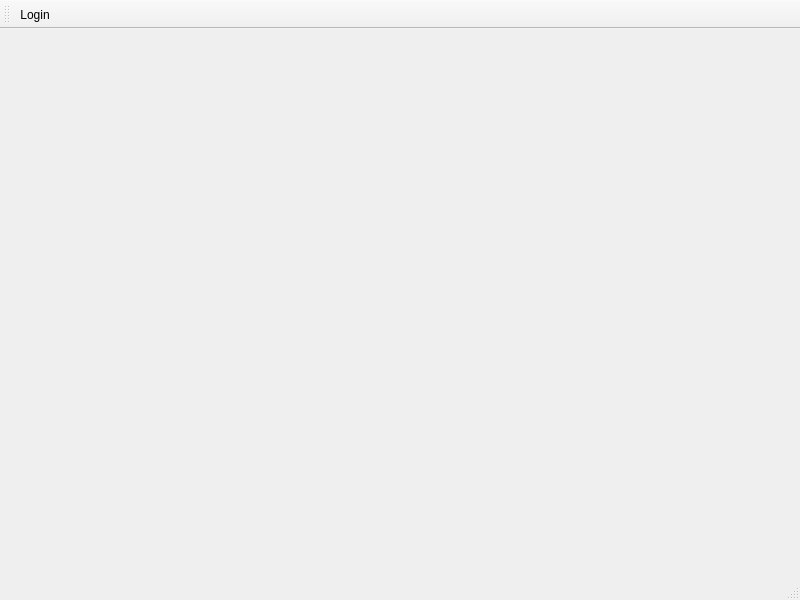
First picture: the form in client.ui, repository kaniol-lck/Paperless-Client, before the edit.
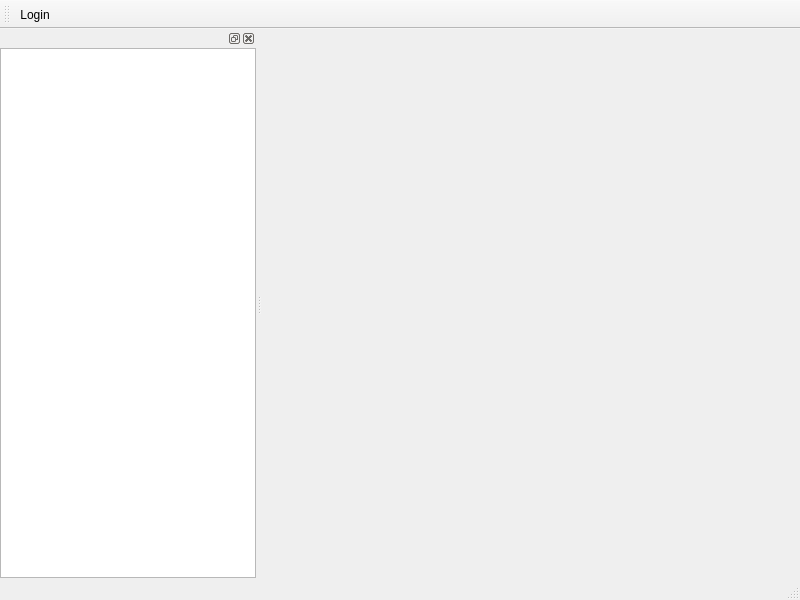
Second picture: the form after the edit. Custom widgets are drawn as their Qt base class.

Commit message: page switch

The edit to the form file:
```diff
--- a/client.ui
+++ b/client.ui
@@ -37,6 +37,33 @@
    </attribute>
    <addaction name="actionLogin"/>
   </widget>
+  <widget class="QDockWidget" name="pageSelector">
+   <attribute name="dockWidgetArea">
+    <number>1</number>
+   </attribute>
+   <widget class="QWidget" name="dockWidgetContents">
+    <layout class="QVBoxLayout" name="verticalLayout">
+     <property name="spacing">
+      <number>0</number>
+     </property>
+     <property name="leftMargin">
+      <number>0</number>
+     </property>
+     <property name="topMargin">
+      <number>0</number>
+     </property>
+     <property name="rightMargin">
+      <number>0</number>
+     </property>
+     <property name="bottomMargin">
+      <number>0</number>
+     </property>
+     <item>
+      <widget class="WindowSelectorWidget" name="pageTreeView"/>
+     </item>
+    </layout>
+   </widget>
+  </widget>
   <action name="actionLogin">
    <property name="text">
     <string>Login</string>
@@ -46,6 +73,13 @@
    </property>
   </action>
  </widget>
+ <customwidgets>
+  <customwidget>
+   <class>WindowSelectorWidget</class>
+   <extends>QTreeView</extends>
+   <header>windowselectorwidget.h</header>
+  </customwidget>
+ </customwidgets>
  <resources/>
  <connections/>
 </ui>
```
The commit also changes 15 other files.
